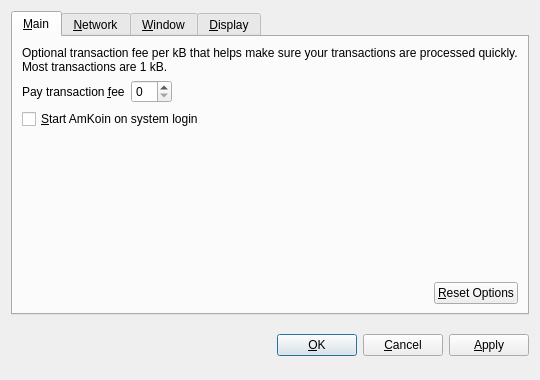
Old version of the form src/qt/forms/optionsdialog.ui in the repository bryceweiner/petrodollar.
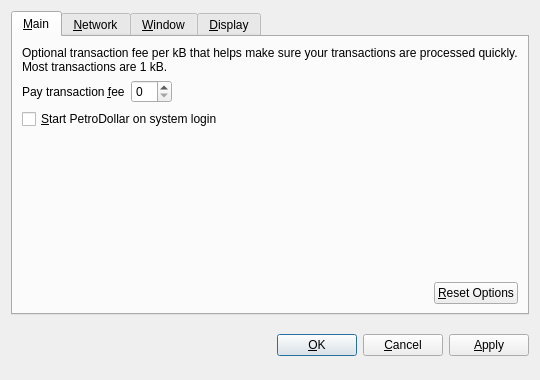
New version of the form. Custom widgets are drawn as their Qt base class.

What changed in the file:
```diff
--- a/src/qt/forms/optionsdialog.ui
+++ b/src/qt/forms/optionsdialog.ui
@@ -82,7 +82,7 @@
           <string>Automatically start AmKoin after logging in to the system.</string>
          </property>
          <property name="text">
-          <string>&amp;Start AmKoin on system login</string>
+          <string>&amp;Start PetroDollar on system login</string>
          </property>
         </widget>
        </item>
```
Left out of the diff: 10 changed lines with no effect on the pictures.
